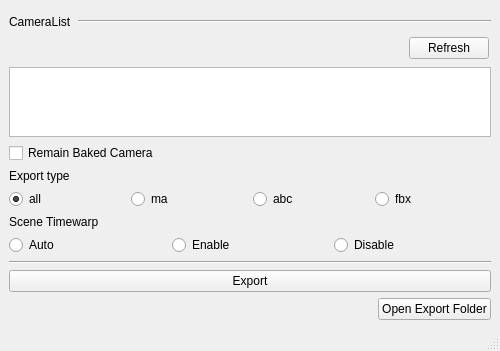
This is pycode/ExportCameraAbc/gui.ui in yocineman/ND_AssetExporter as Qt 5 draws it before an edit. The edited form follows.
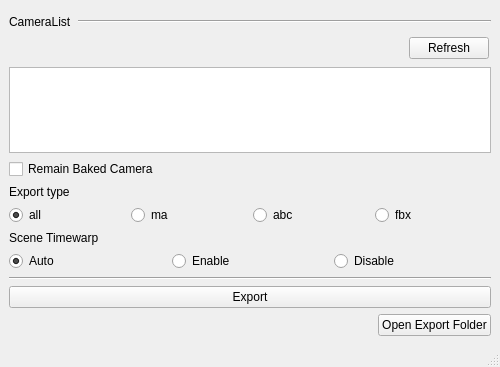
This is the edited form.

Commit message: 軽微な修正

What changed in the file:
```diff
--- a/pycode/ExportCameraAbc/gui.ui
+++ b/pycode/ExportCameraAbc/gui.ui
@@ -7,7 +7,7 @@
     <x>0</x>
     <y>0</y>
     <width>500</width>
-    <height>350</height>
+    <height>367</height>
    </rect>
   </property>
   <property name="windowTitle">
@@ -163,6 +163,9 @@
         <property name="text">
          <string>Auto</string>
         </property>
+        <property name="checked">
+         <bool>true</bool>
+        </property>
         <attribute name="buttonGroup">
          <string notr="true">timewarp_group</string>
         </attribute>
```
Left out of the diff: 2 changed lines with no effect on the pictures. The commit also changes 1 other file.
